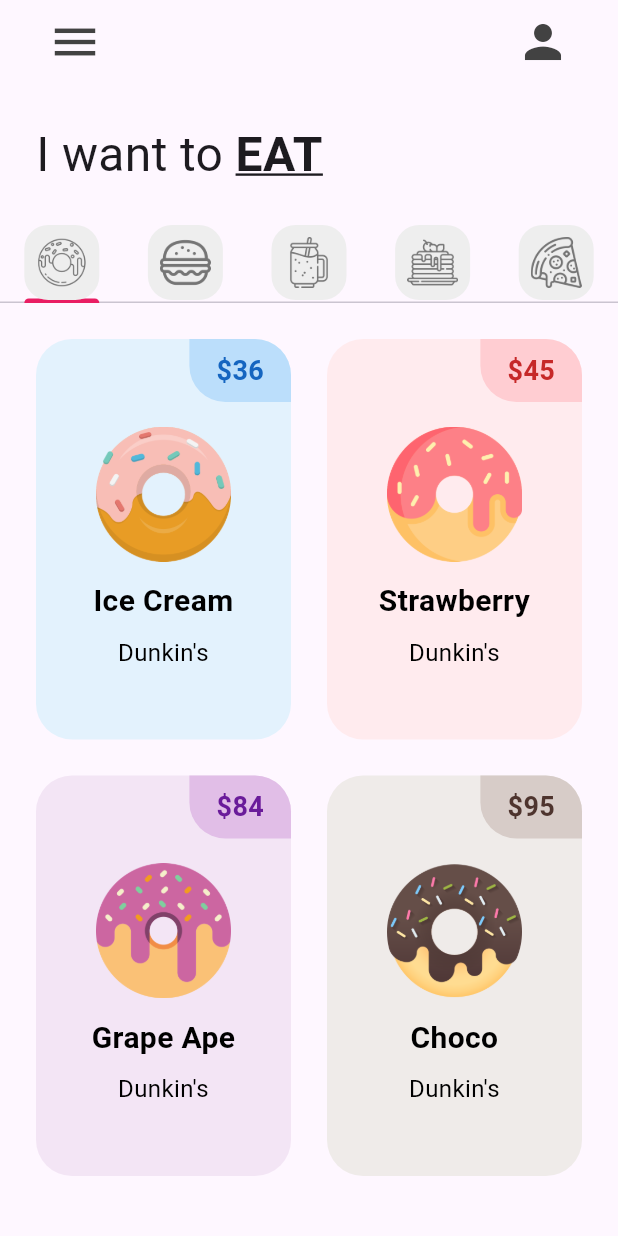
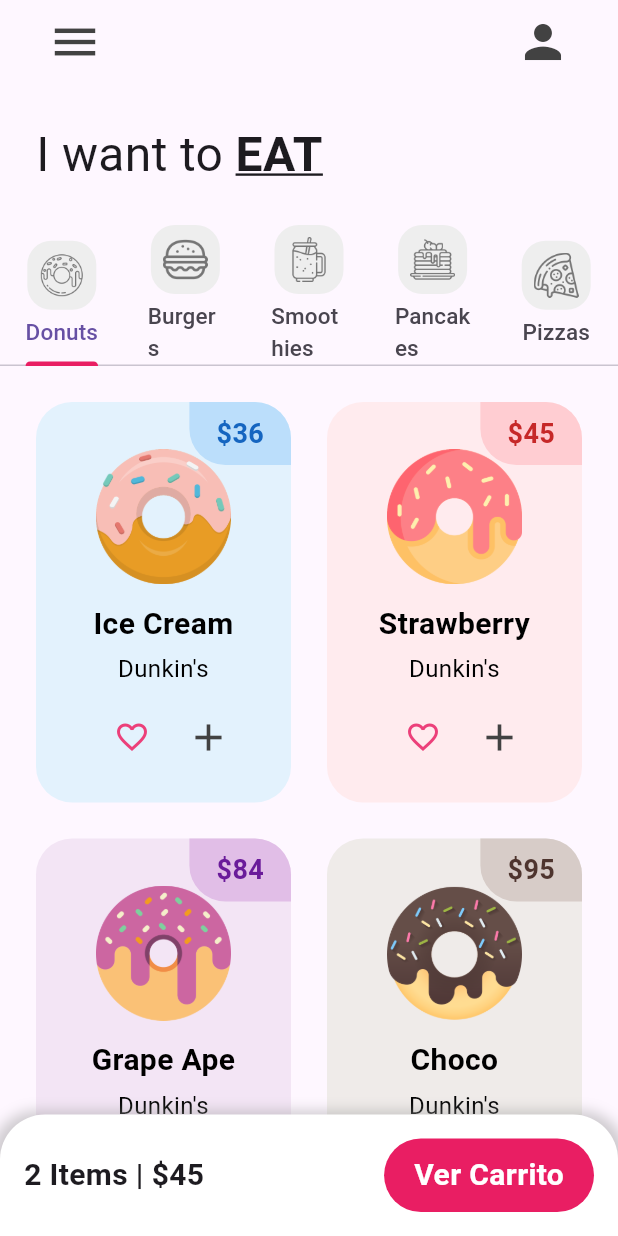
Before and after one commit to Ulises2-dev/reto1_donut_app_ulises_millan-main, a Flutter app: the screen it shows after launch, on a phone screen of 412 x 824 dp. Run offline on Flutter 3.47's test engine with Material 3 defaults, Android fonts, the phone set to English and light mode, and no system bars.

Commit message:
Cierre Practica 1

```diff
--- a/lib/main.dart
+++ b/lib/main.dart
@@ -11,8 +11,13 @@ class MainApp extends StatelessWidget {
   @override
   Widget build(BuildContext context) {
     return MaterialApp(
-      home: const HomePage (),
-      theme: ThemeData(tabBarTheme: const TabBarTheme(indicatorColor: Colors.pink)),
+      debugShowCheckedModeBanner: false, // Oculta la tira roja de debug
+      home: const HomePage(),
+      theme: ThemeData(
+        tabBarTheme: const TabBarTheme(
+          indicatorColor: Colors.pink,
+        ),
+      ),
     );
   }
 }
--- a/lib/pages/home_page.dart
+++ b/lib/pages/home_page.dart
@@ -1,11 +1,10 @@
 import 'package:flutter/material.dart';
-
-import '../utils/my_tab.dart';
-import '../tap/burger_tab.dart';
-import '../tap/donut_tab.dart';
-import '../tap/pancake_tab.dart';
-import '../tap/pizza_tab.dart';
-import '../tap/smoothie_tab.dart';
+import '../utils/my_tab.dart'; // Asegúrate de que esta ruta sea correcta
+import '../tap/burger_tab.dart'; // Asegúrate de que esta ruta sea correcta
+import '../tap/donut_tab.dart'; // Asegúrate de que esta ruta sea correcta
+import '../tap/pancake_tab.dart'; // Asegúrate de que esta ruta sea correcta
+import '../tap/pizza_tab.dart'; // Asegúrate de que esta ruta sea correcta
+import '../tap/smoothie_tab.dart'; // Asegúrate de que esta ruta sea correcta
 
 class HomePage extends StatefulWidget {
   const HomePage({super.key});
@@ -16,17 +15,13 @@ class HomePage extends StatefulWidget {
 
 class _HomePageState extends State<HomePage> {
   List<Widget> myTabs = [
-    //donut table
-    const MyTab(iconPath: 'lib/icons/donut.png'),
-    //burguer table
-    const MyTab(iconPath: 'lib/icons/burger.png'),
-    //smoothie table
-    const MyTab(iconPath: 'lib/icons/smoothie.png'),
-    //pancake table
-    const MyTab(iconPath: 'lib/icons/pancakes.png'),
-    //pizza table
-    const MyTab(iconPath: 'lib/icons/pizza.png'),
+    const MyTab(iconPath: 'lib/icons/donut.png', label: 'Donuts'),
+    const MyTab(iconPath: 'lib/icons/burger.png', label: 'Burgers'),
+    const MyTab(iconPath: 'lib/icons/smoothie.png', label: 'Smoothies'),
+    const MyTab(iconPath: 'lib/icons/pancakes.png', label: 'Pancakes'),
+    const MyTab(iconPath: 'lib/icons/pizza.png', label: 'Pizzas'),
   ];
+
   @override
   Widget build(BuildContext context) {
     return DefaultTabController(
@@ -36,41 +31,62 @@ class _HomePageState extends State<HomePage> {
           backgroundColor: Colors.transparent,
           leading: Padding(
             padding: const EdgeInsets.only(left: 24.0),
-            child: IconButton(icon: Icon(Icons.menu, color: Colors.grey[800], size: 36), onPressed: () { print('Botón de menú'); },),
+            child: IconButton(
+              icon: Icon(Icons.menu, color: Colors.grey[800], size: 36),
+              onPressed: () {
+                print('Botón de menú');
+              },
             ),
-          actions: [Padding(
+          ),
+          actions: [
+            Padding(
               padding: const EdgeInsets.only(right: 24.0),
-            child: IconButton(icon: Icon(Icons.person, color: Colors.grey[800], size: 36), onPressed: () { print('Yeah pomel'); },),
-          )],
+              child: IconButton(
+                icon: Icon(Icons.person, color: Colors.grey[800], size: 36),
+                onPressed: () {
+                  print('Yeah pomel');
+                },
               ),
-        body: Column(children: [
-          //Texto "I want to eat"
+            ),
+          ],
+        ),
+        body: Column(
+          children: [
             const Padding(
               padding: EdgeInsets.all(24.0),
               child: Row(
                 children: [
-                Text('I want to ', style: TextStyle(fontSize: 32),),
-                Text('EAT', style: TextStyle(fontSize: 32, fontWeight: FontWeight.bold, decoration: TextDecoration.underline),),
+                  Text(
+                    'I want to ',
+                    style: TextStyle(fontSize: 32),
+                  ),
+                  Text(
+                    'EAT',
+                    style: TextStyle(
+                      fontSize: 32,
+                      fontWeight: FontWeight.bold,
+                      decoration: TextDecoration.underline,
+                    ),
+                  ),
                 ],
               ),
             ),
-          //Tap bar
+            // Tab bar
             TabBar(tabs: myTabs),
-          //Tap bar view
-          Expanded(child: TabBarView(children: [
-            //Donut tab
+            // Tab bar view
+            Expanded(
+              child: TabBarView(
+                children: [
                   DonutTab(),
-            //Burger tab
-            BurgerTab(),
-            //Smoothie tab
-            SmoothieTab(),
-            //Pancake tab
-            PancakeTab(),
-            //Pizza tab
-            PizzaTab(),
-          ]),)
-          //Carrito
-        ],),
+                  const BurgerTab(),
+                  const SmoothieTab(),
+                  const PancakeTab(),
+                  const PizzaTab(),
+                ],
+              ),
+            ),
+          ],
+        ),
       ),
     );
   }
--- a/lib/tap/donut_tab.dart
+++ b/lib/tap/donut_tab.dart
@@ -2,28 +2,35 @@ import 'package:flutter/material.dart';
 import 'package:reto1_donut_app_ulises_millan/utils/donut_tile.dart';
 
 class DonutTab extends StatelessWidget {
-
-  //List of donuts
+  // Lista de donuts
   final List donutsOnSale = [
-    //[donutFlavor, donutPrice, donutColor, imageName]
     ["Ice Cream", "36", Colors.blue, "lib/images/icecream_donut.png"],
     ["Strawberry", "45", Colors.red, "lib/images/strawberry_donut.png"],
     ["Grape Ape", "84", Colors.purple, "lib/images/grape_donut.png"],
     ["Choco", "95", Colors.brown, "lib/images/chocolate_donut.png"],
+    ["Ice Cream", "36", Colors.blue, "lib/images/icecream_donut.png"],
+    ["Strawberry", "45", Colors.red, "lib/images/strawberry_donut.png"],
+    ["Grape Ape", "84", Colors.purple, "lib/images/grape_donut.png"],
+    ["Choco", "95", Colors.brown, "lib/images/chocolate_donut.png"],
+  ];
 
-  ];
+  // Cantidad de ítems y total del carrito
+  final int cartItems = 2;
+  final double cartTotal = 45.0;
 
   DonutTab({super.key});
 
   @override
   Widget build(BuildContext context) {
-    return GridView.builder(
-      itemCount: donutsOnSale.length, //Longitud de los elementos
+    return Column(
+      children: [
+        // Lista de donuts en venta (grid)
+        Expanded(
+          child: GridView.builder(
+            itemCount: donutsOnSale.length,
             padding: const EdgeInsets.all(12),
-      gridDelegate:
-          const SliverGridDelegateWithFixedCrossAxisCount(
-            crossAxisCount: 2,
-            childAspectRatio: 1 / 1.5), //Dos columnas
+            gridDelegate: const SliverGridDelegateWithFixedCrossAxisCount(
+                crossAxisCount: 2, childAspectRatio: 1 / 1.5),
             itemBuilder: (context, index) {
               return DonutTile(
                 donutFlavor: donutsOnSale[index][0],
@@ -31,7 +38,60 @@ class DonutTab extends StatelessWidget {
                 donutColor: donutsOnSale[index][2],
                 imageName: donutsOnSale[index][3],
               );
-      }
+            },
+          ),
+        ),
+
+        // Contenedor estático con información del carrito
+        Container(
+          padding: const EdgeInsets.all(16),
+          decoration: BoxDecoration(
+            color: Colors.white,
+            borderRadius: const BorderRadius.only(
+              topLeft: Radius.circular(30), // Bordes curvos a la izquierda
+              topRight: Radius.circular(30), // Bordes curvos a la derecha
+            ),
+            boxShadow: [
+              BoxShadow(
+                color: Colors.grey.withOpacity(0.5),
+                spreadRadius: 5,
+                blurRadius: 7,
+                offset: const Offset(0, 3),
+              ),
+            ],
+          ),
+          child: Row(
+            mainAxisAlignment: MainAxisAlignment.spaceBetween,
+            children: [
+              // Texto de cantidad y total
+              const Text(
+                '2 Items | \$45',
+                style: TextStyle(
+                  fontWeight: FontWeight.bold,
+                  fontSize: 20,
+                ),
+              ),
+
+              // Botón simulado para ver carrito
+              Container(
+                padding: const EdgeInsets.symmetric(vertical: 10, horizontal: 20),
+                decoration: BoxDecoration(
+                  color: Colors.pink, // Color rosa
+                  borderRadius: BorderRadius.circular(30),
+                ),
+                child: const Text(
+                  'Ver Carrito',
+                  style: TextStyle(
+                    color: Colors.white, // Letras blancas
+                    fontWeight: FontWeight.bold,
+                    fontSize: 20,
+                  ),
+                ),
+              ),
+            ],
+          ),
+        ),
+      ],
     );
   }
 }
--- a/lib/utils/donut_tile.dart
+++ b/lib/utils/donut_tile.dart
@@ -79,7 +79,7 @@ class DonutTile extends StatelessWidget {
                     textAlign: TextAlign.center,
                   ),
                 ),
-                const SizedBox(height: 8), // Espacio entre los textos
+                const SizedBox(height: 4), // Espacio entre los textos
                 // Texto adicional "Dunkin's"
                 const Text(
                   "Dunkin's",
@@ -89,6 +89,36 @@ class DonutTile extends StatelessWidget {
                   ),
                   textAlign: TextAlign.center,
                 ),
+                const SizedBox(height: 10), // Espacio entre texto y botones
+
+                // Row con botón de favorito y "+" icono
+                Padding(
+                  padding: const EdgeInsets.symmetric(horizontal: 40),
+                  child: Row(
+                    mainAxisAlignment: MainAxisAlignment.spaceBetween,
+                    children: [
+                      // Botón de favorito (corazón)
+                      IconButton(
+                        onPressed: () {
+                          // Acción del botón de favorito
+                        },
+                        icon: const Icon(Icons.favorite_border),
+                        color: Colors.pink[400],
+                      ),
+                      // Ícono "+"
+                      GestureDetector(
+                        onTap: () {
+                          // Acción del botón "+"
+                        },
+                        child: Icon(
+                          Icons.add, // Ícono de "+"
+                          size: 30, // Tamaño del ícono
+                          color: Colors.grey[800],
+                        ),
+                      ),
+                    ],
+                  ),
+                ),
               ],
             ),
           ],
--- a/lib/utils/my_tab.dart
+++ b/lib/utils/my_tab.dart
@@ -1,24 +1,40 @@
 import 'package:flutter/material.dart';
 
 class MyTab extends StatelessWidget {
+  final String iconPath;
+  final String label; // Nuevo parámetro para el texto
 
-  final String iconPath;
-  const MyTab({super.key, required this.iconPath});
+  const MyTab({
+    super.key,
+    required this.iconPath,
+    required this.label, // Asegúrate de que sea requerido
+  });
 
   @override
   Widget build(BuildContext context) {
-    return Tab(
-      height: 50,
-      child: Container(
+    return Column(
+      mainAxisAlignment: MainAxisAlignment.center, // Centra el contenido verticalmente
+      children: [
+        // Contenedor del icono
+        Container(
           decoration: BoxDecoration(
             color: Colors.grey[200],
-          borderRadius: BorderRadius.circular(16)
+            borderRadius: BorderRadius.circular(16),
           ),
           padding: const EdgeInsets.all(8),
           child: Image.asset(
             iconPath,
-          color: Colors.grey[600],),
+            color: Colors.grey[600],
+            height: 30, // Ajusta el tamaño del icono según sea necesario
           ),
+        ),
+        const SizedBox(height: 4), // Espacio entre icono y texto
+        // Texto fuera del contenedor gris
+        Text(
+          label, // Muestra el texto
+          style: const TextStyle(fontSize: 15), // Ajusta el tamaño del texto
+        ),
+      ],
     );
   }
 }
```
Lines whose indentation alone changed are shown as unchanged.
